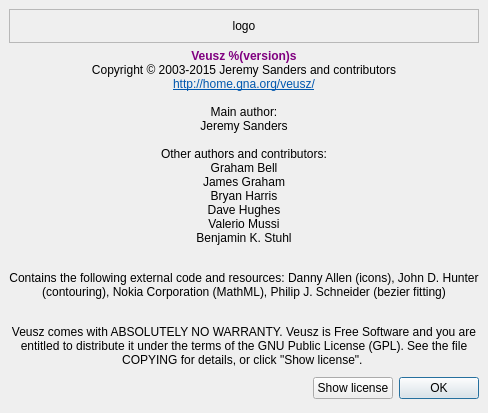
Qt form ui/about.ui (veusz/veusz) before a commit.
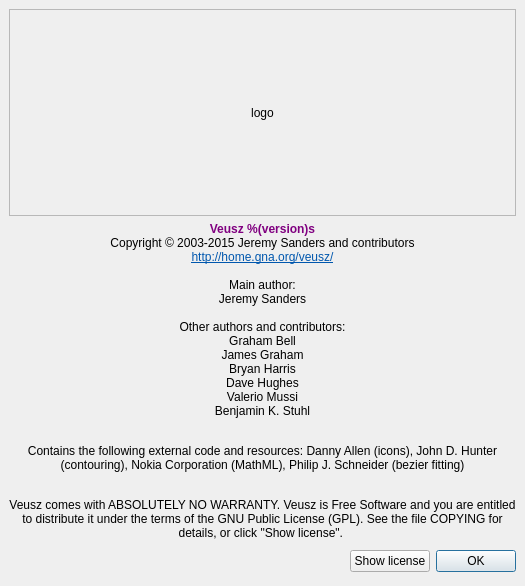
The same form after that commit.

Commit message: Make about dialog bigger

```diff
--- a/ui/about.ui
+++ b/ui/about.ui
@@ -2,6 +2,14 @@
 <ui version="4.0">
  <class>AboutDialog</class>
  <widget class="QDialog" name="AboutDialog">
+  <property name="geometry">
+   <rect>
+    <x>0</x>
+    <y>0</y>
+    <width>525</width>
+    <height>586</height>
+   </rect>
+  </property>
   <property name="windowTitle">
    <string>About Veusz</string>
   </property>
```
